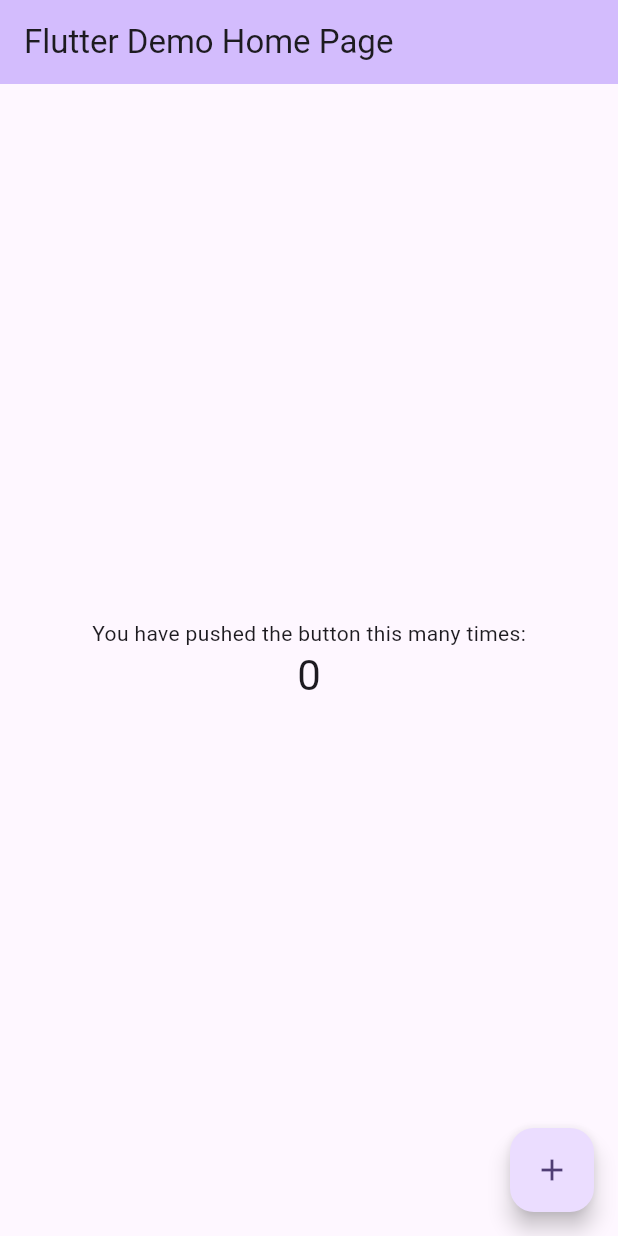
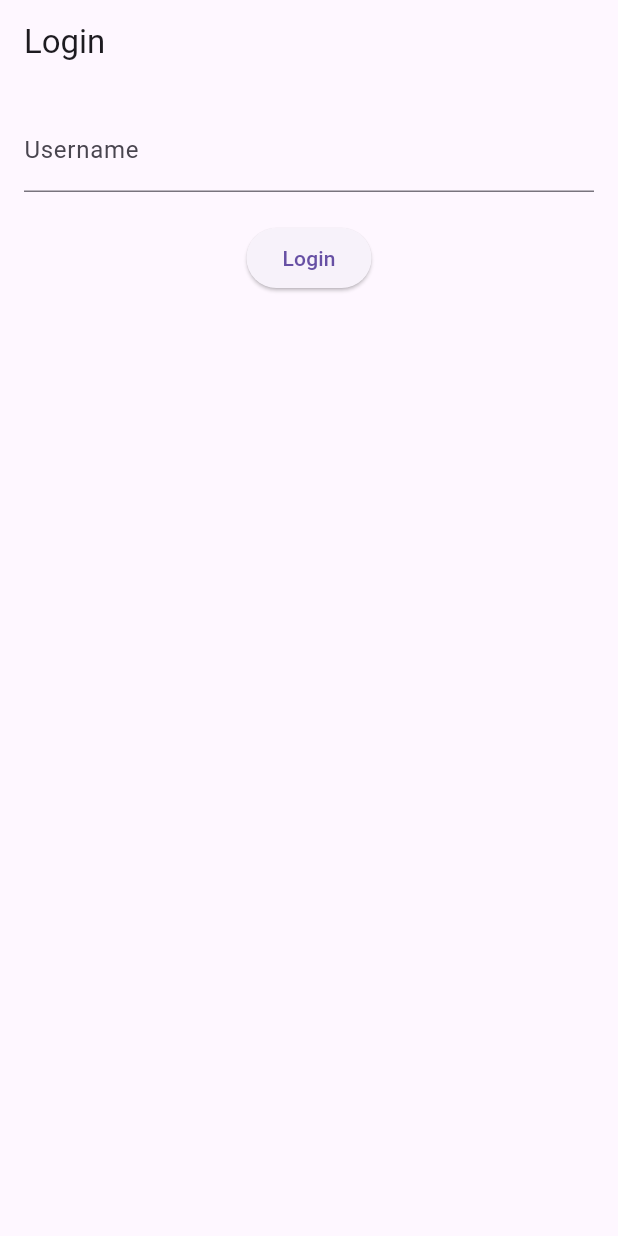
Before and after one commit to Warna97/Flutter-Expense-Tracker-with-Auth-Notes, a Flutter app: the screen it shows after launch, on a phone screen of 412 x 824 dp. Run offline on Flutter 3.47's test engine with Material 3 defaults, Android fonts, the phone set to English and light mode, and no system bars.

Commit message:
login,home screens

```diff
--- a/lib/main.dart
+++ b/lib/main.dart
@@ -1,122 +1,30 @@
 import 'package:flutter/material.dart';
+import 'screens/login_screen.dart';
+import 'screens/home_screen.dart';
+import 'screens/add_expense_screen.dart';
 
 void main() {
-  runApp(const MyApp());
+  runApp(const ExpenseTrackerApp());
 }
 
-class MyApp extends StatelessWidget {
-  const MyApp({super.key});
+class ExpenseTrackerApp extends StatelessWidget {
+  const ExpenseTrackerApp({super.key});
 
-  // This widget is the root of your application.
   @override
   Widget build(BuildContext context) {
     return MaterialApp(
-      title: 'Flutter Demo',
+      title: 'Expense Tracker',
       theme: ThemeData(
-        // This is the theme of your application.
-        //
-        // TRY THIS: Try running your application with "flutter run". You'll see
-        // the application has a purple toolbar. Then, without quitting the app,
-        // try changing the seedColor in the colorScheme below to Colors.green
-        // and then invoke "hot reload" (save your changes or press the "hot
-        // reload" button in a Flutter-supported IDE, or press "r" if you used
-        // the command line to start the app).
-        //
-        // Notice that the counter didn't reset back to zero; the application
-        // state is not lost during the reload. To reset the state, use hot
-        // restart instead.
-        //
-        // This works for code too, not just values: Most code changes can be
-        // tested with just a hot reload.
-        colorScheme: ColorScheme.fromSeed(seedColor: Colors.deepPurple),
+        primarySwatch: Colors.blue,
+        useMaterial3: true,
       ),
-      home: const MyHomePage(title: 'Flutter Demo Home Page'),
+      debugShowCheckedModeBanner: false,
+      initialRoute: '/login',
+      routes: {
+        '/login': (context) => const LoginScreen(),
+        '/home': (context) => const HomeScreen(),
+        '/add': (context) => const AddExpenseScreen(),
+      },
     );
   }
 }
-
-class MyHomePage extends StatefulWidget {
-  const MyHomePage({super.key, required this.title});
-
-  // This widget is the home page of your application. It is stateful, meaning
-  // that it has a State object (defined below) that contains fields that affect
-  // how it looks.
-
-  // This class is the configuration for the state. It holds the values (in this
-  // case the title) provided by the parent (in this case the App widget) and
-  // used by the build method of the State. Fields in a Widget subclass are
-  // always marked "final".
-
-  final String title;
-
-  @override
-  State<MyHomePage> createState() => _MyHomePageState();
-}
-
-class _MyHomePageState extends State<MyHomePage> {
-  int _counter = 0;
-
-  void _incrementCounter() {
-    setState(() {
-      // This call to setState tells the Flutter framework that something has
-      // changed in this State, which causes it to rerun the build method below
-      // so that the display can reflect the updated values. If we changed
-      // _counter without calling setState(), then the build method would not be
-      // called again, and so nothing would appear to happen.
-      _counter++;
-    });
-  }
-
-  @override
-  Widget build(BuildContext context) {
-    // This method is rerun every time setState is called, for instance as done
-    // by the _incrementCounter method above.
-    //
-    // The Flutter framework has been optimized to make rerunning build methods
-    // fast, so that you can just rebuild anything that needs updating rather
-    // than having to individually change instances of widgets.
-    return Scaffold(
-      appBar: AppBar(
-        // TRY THIS: Try changing the color here to a specific color (to
-        // Colors.amber, perhaps?) and trigger a hot reload to see the AppBar
-        // change color while the other colors stay the same.
-        backgroundColor: Theme.of(context).colorScheme.inversePrimary,
-        // Here we take the value from the MyHomePage object that was created by
-        // the App.build method, and use it to set our appbar title.
-        title: Text(widget.title),
-      ),
-      body: Center(
-        // Center is a layout widget. It takes a single child and positions it
-        // in the middle of the parent.
-        child: Column(
-          // Column is also a layout widget. It takes a list of children and
-          // arranges them vertically. By default, it sizes itself to fit its
-          // children horizontally, and tries to be as tall as its parent.
-          //
-          // Column has various properties to control how it sizes itself and
-          // how it positions its children. Here we use mainAxisAlignment to
-          // center the children vertically; the main axis here is the vertical
-          // axis because Columns are vertical (the cross axis would be
-          // horizontal).
-          //
-          // TRY THIS: Invoke "debug painting" (choose the "Toggle Debug Paint"
-          // action in the IDE, or press "p" in the console), to see the
-          // wireframe for each widget.
-          mainAxisAlignment: MainAxisAlignment.center,
-          children: <Widget>[
-            const Text('You have pushed the button this many times:'),
-            Text(
-              '$_counter',
-              style: Theme.of(context).textTheme.headlineMedium,
-            ),
-          ],
-        ),
-      ),
-      floatingActionButton: FloatingActionButton(
-        onPressed: _incrementCounter,
-        tooltip: 'Increment',
-        child: const Icon(Icons.add),
-      ), // This trailing comma makes auto-formatting nicer for build methods.
-    );
-  }
-}
--- /dev/null
+++ b/lib/models/expense.dart
@@ -0,0 +1,7 @@
+class Expense {
+  final String title;
+  final double amount;
+  final DateTime date;
+
+  Expense({required this.title, required this.amount, required this.date});
+}
--- /dev/null
+++ b/lib/screens/login_screen.dart
@@ -0,0 +1,36 @@
+import 'package:flutter/material.dart';
+
+class LoginScreen extends StatefulWidget {
+  const LoginScreen({super.key});
+
+  @override
+  State<LoginScreen> createState() => _LoginScreenState();
+}
+
+class _LoginScreenState extends State<LoginScreen> {
+  final _controller = TextEditingController();
+
+  void _login() {
+    Navigator.pushReplacementNamed(context, '/home');
+  }
+
+  @override
+  Widget build(BuildContext context) {
+    return Scaffold(
+      appBar: AppBar(title: const Text("Login")),
+      body: Padding(
+        padding: const EdgeInsets.all(16.0),
+        child: Column(
+          children: [
+            TextField(
+              controller: _controller,
+              decoration: const InputDecoration(labelText: "Username"),
+            ),
+            const SizedBox(height: 20),
+            ElevatedButton(onPressed: _login, child: const Text("Login"))
+          ],
+        ),
+      ),
+    );
+  }
+}
```
Also changed, not shown: lib/screens/add_expense_screen.dart (added, +82 -0 lines), lib/screens/home_screen.dart (added, +41 -0 lines), lib/widgets/expense_tile.dart (added, +20 -0 lines).
